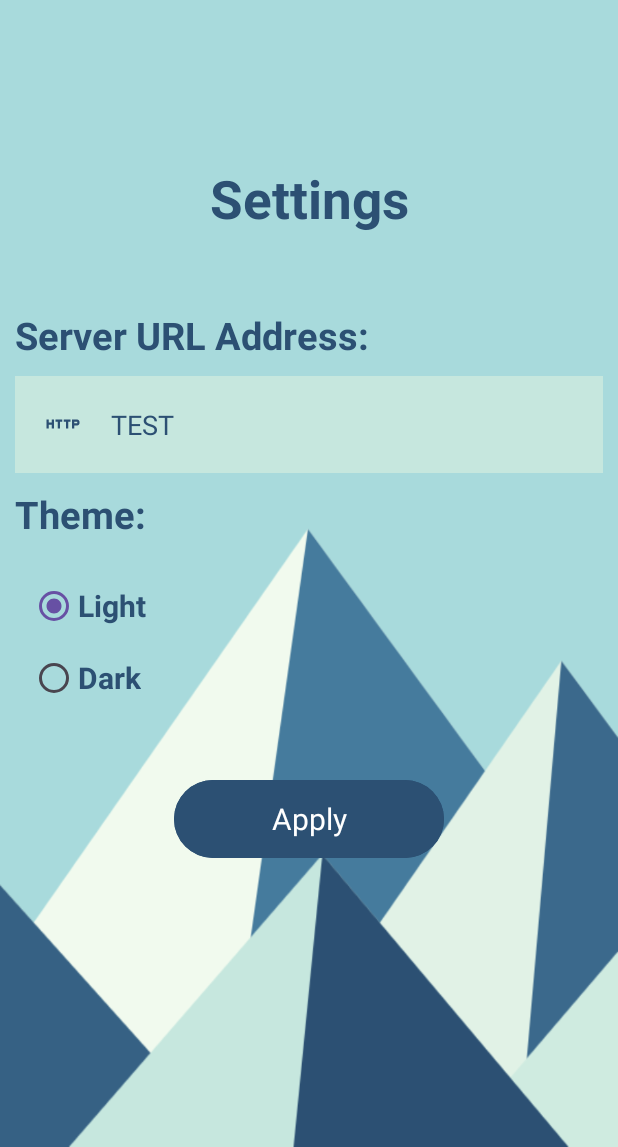
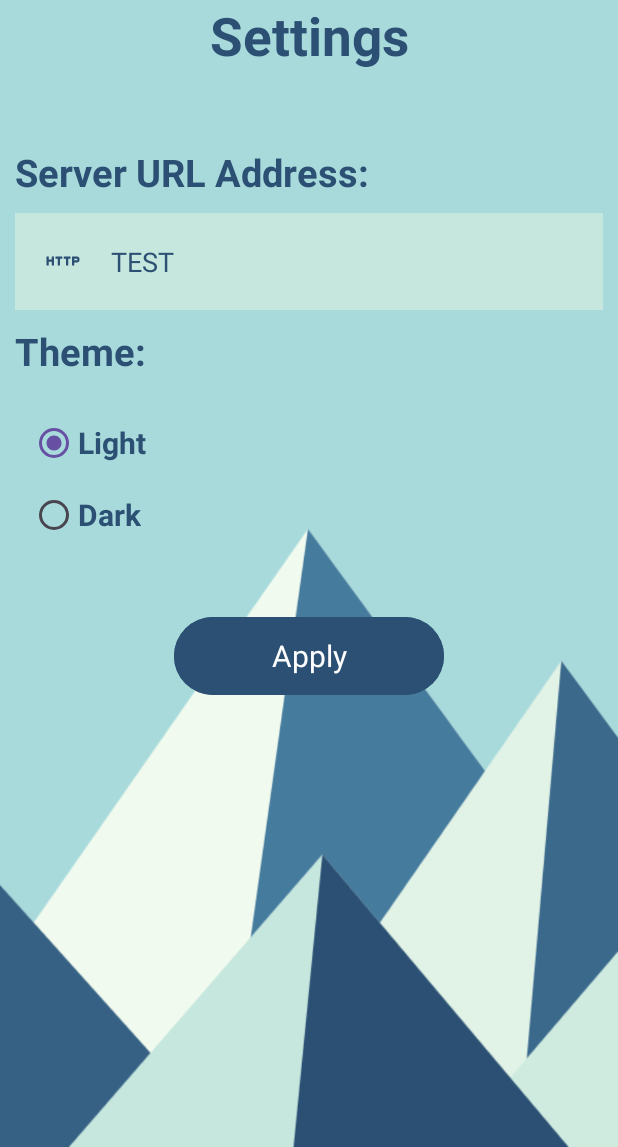
Before and after one commit to AvgBlue/Advanced-Programming-2-Android, an Android app: the screen it shows after launch (SettingsActivity), after a tap on an icon or button, on a phone screen of 412 x 824 dp, the part 89-1236 px from its top. Run offline under Robolectric (Android 15) with nearby library versions, the phone set to English and light mode, and no system bars.

Commit message:
Config saves and settings room

```diff
--- a/app/src/main/AndroidManifest.xml
+++ b/app/src/main/AndroidManifest.xml
@@ -18,6 +18,8 @@
         android:usesCleartextTraffic="true">
         <activity
             android:name=".SettingsActivity"
+
+
             android:exported="false" />
         <activity
             android:name=".AddChatActivity"
--- a/app/src/main/java/com/example/advanced_programming_2_android/MainActivity.java
+++ b/app/src/main/java/com/example/advanced_programming_2_android/MainActivity.java
@@ -1,7 +1,10 @@
 package com.example.advanced_programming_2_android;
+
+import static com.example.advanced_programming_2_android.settings.ThemeManager.applyTheme;
 
 import androidx.appcompat.app.ActionBar;
 import androidx.appcompat.app.AppCompatActivity;
+import androidx.lifecycle.ViewModelProvider;
 
 import android.content.Intent;
 import android.net.Uri;
@@ -11,11 +14,16 @@
 import android.widget.ImageView;
 
 import com.example.advanced_programming_2_android.api.UserAPI;
+import com.example.advanced_programming_2_android.database.AppDB;
+import com.example.advanced_programming_2_android.database.Settings;
+import com.example.advanced_programming_2_android.database.SettingsDao;
+import com.example.advanced_programming_2_android.viewModels.PreferencesViewModel;
+import com.example.advanced_programming_2_android.viewModels.PreferencesViewModelFactory;
 
 public class MainActivity extends AppCompatActivity {
     private Button btnSignIn;
     private Button btnRegister;
-    private ImageView settings;
+    private ImageView settingsButton;
 
     @Override
     protected void onCreate(Bundle savedInstanceState) {
@@ -24,7 +32,12 @@
 
         btnSignIn = findViewById(R.id.sign_in_btn);
         btnRegister = findViewById(R.id.register_btn);
-        settings = findViewById(R.id.settings_action_bar);
+        settingsButton = findViewById(R.id.settings_action_bar);
+
+        PreferencesViewModelFactory factory = new PreferencesViewModelFactory(getApplicationContext());
+        PreferencesViewModel preferencesViewModel = new ViewModelProvider(this, factory).get(PreferencesViewModel.class);
+        applyTheme(preferencesViewModel.getThemeLiveData().getValue());
+
 
         btnSignIn.setOnClickListener(view -> {
             Intent intent = new Intent(this, LogInActivity.class);
@@ -36,7 +49,7 @@
             startActivity(intent);
         });
 
-        settings.setOnClickListener(view -> {
+        settingsButton.setOnClickListener(view -> {
             Intent intent = new Intent(this, SettingsActivity.class);
             startActivity(intent);
         });
--- a/app/src/main/java/com/example/advanced_programming_2_android/SettingsActivity.java
+++ b/app/src/main/java/com/example/advanced_programming_2_android/SettingsActivity.java
@@ -1,5 +1,6 @@
 package com.example.advanced_programming_2_android;
 
+import static com.example.advanced_programming_2_android.settings.ThemeManager.applyTheme;
 import static java.lang.Integer.parseInt;
 
 import androidx.appcompat.app.AppCompatActivity;
@@ -26,7 +27,8 @@
         super.onCreate(savedInstanceState);
         setContentView(R.layout.activity_settings);
 
-        PreferencesViewModelFactory factory = new PreferencesViewModelFactory(getApplicationContext());
+        PreferencesViewModelFactory factory;
+        factory = new PreferencesViewModelFactory(getApplicationContext());
         preferencesViewModel = new ViewModelProvider(this, factory).get(PreferencesViewModel.class);
         setServerAddress();
         setTheme();
@@ -57,25 +59,6 @@
         });
     }
 
-    private void applyTheme(){
-        int theme = preferencesViewModel.getThemeLiveData().getValue();
-        // checking if the switch is turned on
-        if (theme == 1) {
-
-            // setting theme to night mode
-            AppCompatDelegate.setDefaultNightMode(AppCompatDelegate.MODE_NIGHT_NO);
-
-        }
-
-        // if the above condition turns false
-        // it means switch is turned off
-        // by-default the switch will be off
-        else {
-            // setting theme to light theme
-            AppCompatDelegate.setDefaultNightMode (AppCompatDelegate.MODE_NIGHT_YES);
-        }
-    }
-
     private void setServerAddress() {
         EditText addressEditText = findViewById(R.id.edHttp);
         addressEditText.setText(preferencesViewModel.getServerAddressLiveData().getValue());
@@ -92,6 +75,6 @@
             button.setChecked(true);
         }
 
-        applyTheme();
+        applyTheme(theme);
     }
 }
--- a/app/src/main/java/com/example/advanced_programming_2_android/api/TokenAPI.java
+++ b/app/src/main/java/com/example/advanced_programming_2_android/api/TokenAPI.java
@@ -1,4 +1,6 @@
 package com.example.advanced_programming_2_android.api;
+
+import static com.example.advanced_programming_2_android.MyApplication.context;
 
 import android.util.Log;
 import android.widget.Toast;
@@ -8,6 +10,7 @@
 import com.example.advanced_programming_2_android.MyApplication;
 import com.example.advanced_programming_2_android.R;
 import com.example.advanced_programming_2_android.classes.LoginRequest;
+import com.example.advanced_programming_2_android.settings.ConfigParser;
 
 import retrofit2.Call;
 import retrofit2.Callback;
--- a/app/src/main/java/com/example/advanced_programming_2_android/database/AppDB.java
+++ b/app/src/main/java/com/example/advanced_programming_2_android/database/AppDB.java
@@ -8,7 +8,7 @@
 import androidx.room.RoomDatabase;
 import androidx.room.TypeConverters;
 
-@Database(entities = {User.class, Message.class, Chat.class,Conversation.class}, version = 12)
+@Database(entities = {User.class, Message.class, Chat.class,Conversation.class, Settings.class}, version = 13)
 @TypeConverters({Converters.class})
 public abstract class AppDB extends RoomDatabase {
 
@@ -26,6 +26,7 @@
     public abstract MessageDao getMessageDao();
     public abstract ChatDao getChatDao();
     public abstract ConversationDao getConversationDao();
+    public abstract SettingsDao getSettingsDao();
 }
 // how to use:
 // AppDB db = AppDB.getInstance(this);
--- /dev/null
+++ b/app/src/main/java/com/example/advanced_programming_2_android/settings/Config.java
@@ -0,0 +1,5 @@
+package com.example.advanced_programming_2_android.settings;
+
+public class Config {
+
+}
--- a/app/src/main/java/com/example/advanced_programming_2_android/viewModels/PreferencesViewModelFactory.java
+++ b/app/src/main/java/com/example/advanced_programming_2_android/viewModels/PreferencesViewModelFactory.java
@@ -7,6 +7,8 @@
 import androidx.annotation.NonNull;
 import androidx.lifecycle.ViewModel;
 import androidx.lifecycle.ViewModelProvider;
+
+
 
 public class PreferencesViewModelFactory implements ViewModelProvider.Factory {
     private Context context;
--- /dev/null
+++ b/app/src/main/res/drawable/ic_logout.xml
@@ -0,0 +1,5 @@
+<vector android:autoMirrored="true" android:height="24dp"
+    android:tint="#FF0000" android:viewportHeight="24"
+    android:viewportWidth="24" android:width="24dp" xmlns:android="http://schemas.android.com/apk/res/android">
+    <path android:fillColor="@android:color/white" android:pathData="M17,7l-1.41,1.41L18.17,11H8v2h10.17l-2.58,2.58L17,17l5,-5zM4,5h8V3H4c-1.1,0 -2,0.9 -2,2v14c0,1.1 0.9,2 2,2h8v-2H4V5z"/>
+</vector>
--- a/app/src/main/res/layout/activity_settings.xml
+++ b/app/src/main/res/layout/activity_settings.xml
@@ -4,8 +4,10 @@
     android:layout_height="match_parent"
     style="@style/background">
 
-    <include layout="@layout/custom_action_bar_main_no_settings" />
+    <include layout="@layout/custom_action_bar_main_no_settings"
+        android:id="@+id/action_bar"/>
     <RelativeLayout
+        android:layout_below="@id/action_bar"
         android:layout_width="wrap_content"
         android:layout_height="wrap_content"
         android:layout_centerVertical="true">
--- a/app/src/main/res/layout/custom_action_bar_main_no_settings.xml
+++ b/app/src/main/res/layout/custom_action_bar_main_no_settings.xml
@@ -5,6 +5,7 @@
     android:background="@color/dark_blue">
 
     <RelativeLayout
+        android:id="@+id/action_bar"
         android:layout_width="match_parent"
         android:layout_height="wrap_content"
         android:padding="16dp">
--- a/app/src/main/res/values/strings.xml
+++ b/app/src/main/res/values/strings.xml
@@ -12,6 +12,6 @@
     <string name="want_to_chitchat">Want to ChitChat?</string>
     <string name="chit_chat">ChitChat</string>
     <string name="preference_file_key">com.example.chitchat</string>
+    <string name="url_characters">abcdefghijklmnopqrstuvwxyzABCDEFGHIJKLMNOPQRSTUVWXYZ0123456789-._~:/?#[]@!$&amp;\'()*+,;=</string>
     <string name="BaseUrl">http://10.0.2.2:5000/</string>
-    <string name="url_characters">abcdefghijklmnopqrstuvwxyzABCDEFGHIJKLMNOPQRSTUVWXYZ0123456789-._~:/?#[]@!$&amp;\'()*+,;=</string>
 </resources>
--- a/app/src/main/res/xml/config.xml
+++ b/app/src/main/res/xml/config.xml
@@ -1,6 +1,5 @@
 <?xml version="1.0" encoding="utf-8"?>
 <config>
     <theme>1</theme>
-    <server_address>8080</server_address> <!--replace with the actual port -->
-    <!-- Add more configuration parameters as needed -->
+    <server_address>http://10.0.2.2:5000/</server_address> <!--replace with the actual port -->
 </config>
```
Also changed, not shown: app/src/main/java/com/example/advanced_programming_2_android/api/UserAPI.java (+9 -4 lines), app/src/main/java/com/example/advanced_programming_2_android/database/Settings.java (added, +60 -0 lines), app/src/main/java/com/example/advanced_programming_2_android/database/SettingsDao.java (added, +33 -0 lines), app/src/main/java/com/example/advanced_programming_2_android/settings/ConfigParser.java (added, +48 -0 lines), app/src/main/java/com/example/advanced_programming_2_android/settings/ThemeManager.java (added, +26 -0 lines), app/src/main/res/layout/custom_action_bar_my_profile.xml (+10 -2 lines).
